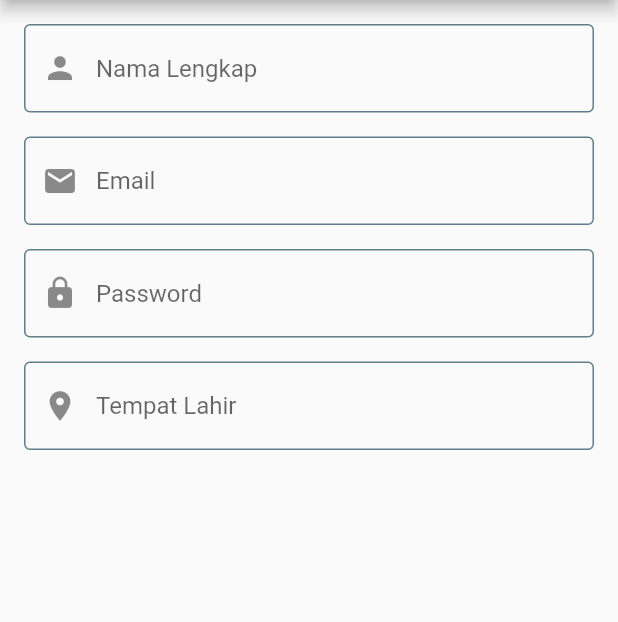
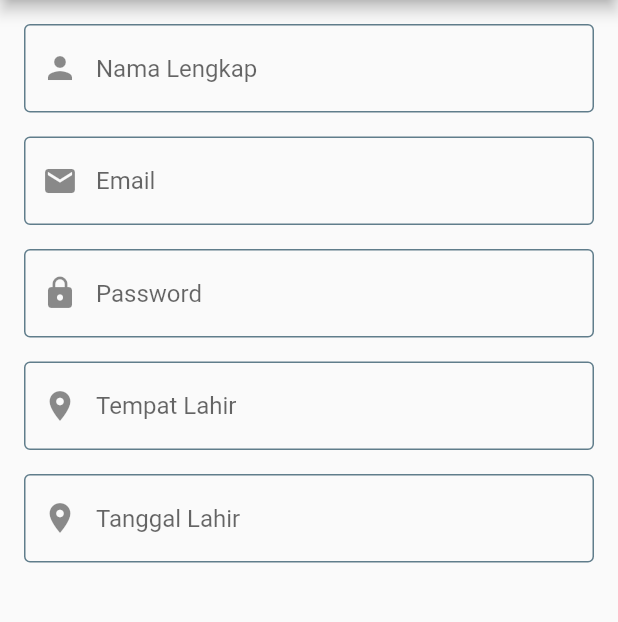
Before and after one commit to imamandrias/tugas6, a Flutter app: the screen it shows after launch, on a phone screen of 412 x 824 dp, the part 84-706 px from its top. Run offline on Flutter 3.47's test engine with Material 2 defaults, Android fonts, the phone set to English and light mode, and no system bars.

Commit message:
Penambahan Tanggal

```diff
--- a/registrasi_mahasiswaapp/lib/main.dart
+++ b/registrasi_mahasiswaapp/lib/main.dart
@@ -38,6 +38,23 @@ class HomePage extends StatefulWidget {
 }
 
 class _HomePageState extends State<HomePage> {
+  //untuk tanggal
+  DateTime _tanggal = new DateTime.now();
+  Future<Null> _selectDate(BuildContext context) async{
+    final DateTime picked = await showDatePicker(
+        context: context,
+        initialDate: _tanggal,
+        firstDate: new DateTime(2002),
+        lastDate: new DateTime(1998)
+    );
+    if(picked != null && picked!= _tanggal){
+      print ('Tanggal terpilih: ${_tanggal.toString()}');
+      setState(() {
+        _tanggal = picked;
+      });
+    }
+
+  }
   @override
   Widget build(BuildContext context) {
     return Scaffold(
@@ -102,6 +119,24 @@ class _HomePageState extends State<HomePage> {
                           borderRadius: BorderRadius.circular(16.0),
                         )),
                   ),
+                  Padding(
+                    padding: EdgeInsets.all(8.0),
+                  ),
+                  TextFormField(
+                    decoration: InputDecoration(
+                        prefixIcon: Icon(Icons.location_on),
+                        hintText: 'Tanggal Lahir',
+                        enabledBorder: OutlineInputBorder(
+                            borderSide: BorderSide(color: Colors.blueGrey)),
+                        border: OutlineInputBorder(
+                          borderRadius: BorderRadius.circular(16.0),
+                        ),
+                    ),
+                    onTap: (){
+                      FocusScope.of(context).requestFocus(new FocusNode());
+                      _selectDate(context);
+                    },
+                  ),
                 ],
               ),
             ),
```
